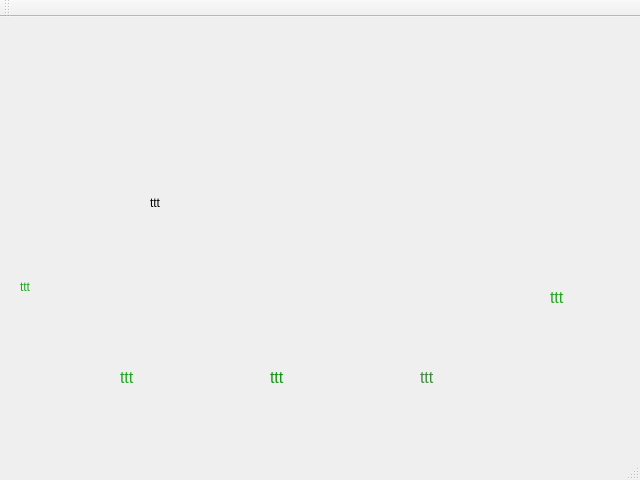
Old version of the form mainwindow.ui in the repository icoolsea/Xcar.
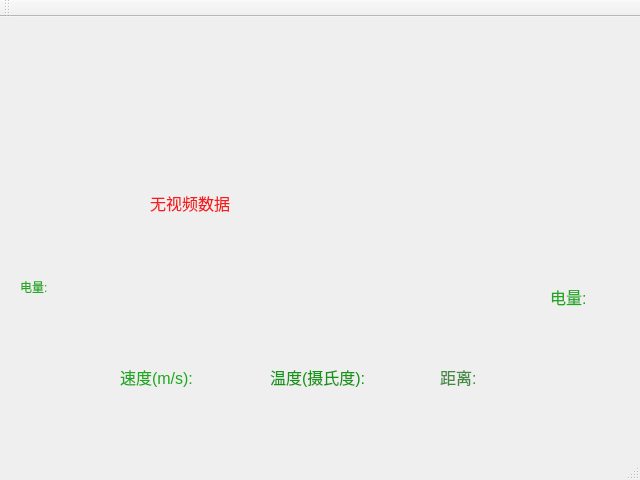
New version of the form.

Patch:
```diff
--- a/mainwindow.ui
+++ b/mainwindow.ui
@@ -29,8 +29,50 @@
       <height>271</height>
      </rect>
     </property>
+    <property name="palette">
+     <palette>
+      <active>
+       <colorrole role="WindowText">
+        <brush brushstyle="SolidPattern">
+         <color alpha="255">
+          <red>244</red>
+          <green>28</green>
+          <blue>28</blue>
+         </color>
+        </brush>
+       </colorrole>
+      </active>
+      <inactive>
+       <colorrole role="WindowText">
+        <brush brushstyle="SolidPattern">
+         <color alpha="255">
+          <red>244</red>
+          <green>28</green>
+          <blue>28</blue>
+         </color>
+        </brush>
+       </colorrole>
+      </inactive>
+      <disabled>
+       <colorrole role="WindowText">
+        <brush brushstyle="SolidPattern">
+         <color alpha="255">
+          <red>159</red>
+          <green>158</green>
+          <blue>158</blue>
+         </color>
+        </brush>
+       </colorrole>
+      </disabled>
+     </palette>
+    </property>
+    <property name="font">
+     <font>
+      <pointsize>12</pointsize>
+     </font>
+    </property>
     <property name="text">
-     <string>ttt</string>
+     <string>无视频数据</string>
     </property>
    </widget>
    <widget class="QLabel" name="speedLabel">
@@ -88,13 +130,13 @@
      </font>
     </property>
     <property name="text">
-     <string>ttt</string>
+     <string>速度(m/s):</string>
     </property>
    </widget>
    <widget class="QLabel" name="distanceLabel">
     <property name="geometry">
      <rect>
-      <x>420</x>
+      <x>440</x>
       <y>350</y>
       <width>120</width>
       <height>20</height>
@@ -143,7 +185,7 @@
      </font>
     </property>
     <property name="text">
-     <string>ttt</string>
+     <string>距离:</string>
     </property>
    </widget>
    <widget class="QLabel" name="temperatureLabel">
@@ -151,7 +193,7 @@
      <rect>
       <x>270</x>
       <y>350</y>
-      <width>120</width>
+      <width>151</width>
       <height>20</height>
      </rect>
     </property>
@@ -198,7 +240,7 @@
      </font>
     </property>
     <property name="text">
-     <string>ttt</string>
+     <string>温度(摄氏度):</string>
     </property>
    </widget>
    <widget class="QLabel" name="leftPowerLabel">
@@ -248,7 +290,7 @@
      </palette>
     </property>
     <property name="text">
-     <string>ttt</string>
+     <string>电量:</string>
     </property>
    </widget>
    <widget class="QLabel" name="rightPowerLabel">
@@ -306,7 +348,7 @@
      </font>
     </property>
     <property name="text">
-     <string>ttt</string>
+     <string>电量:</string>
     </property>
    </widget>
   </widget>
```
